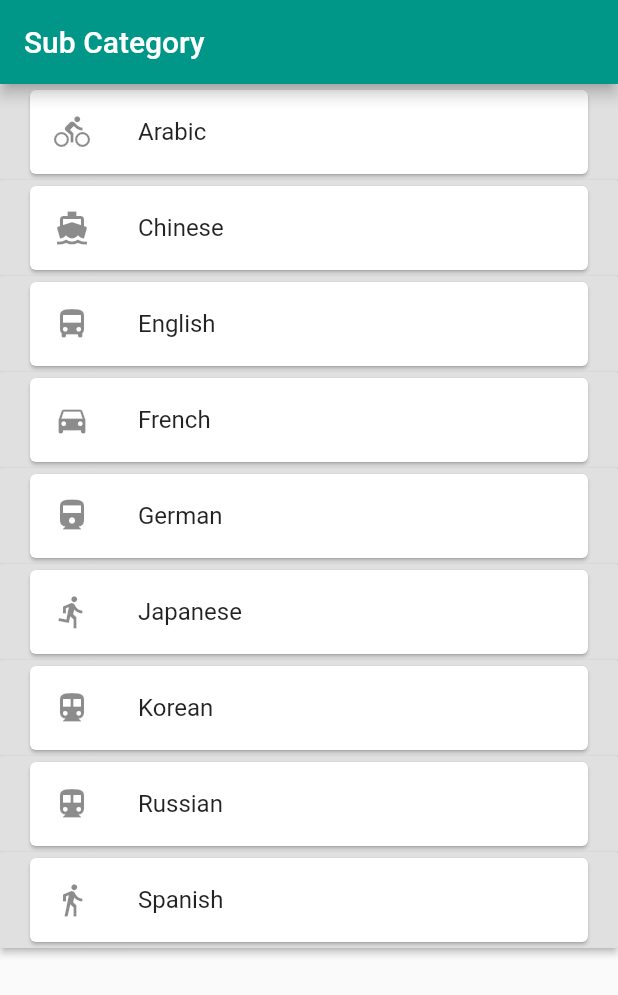
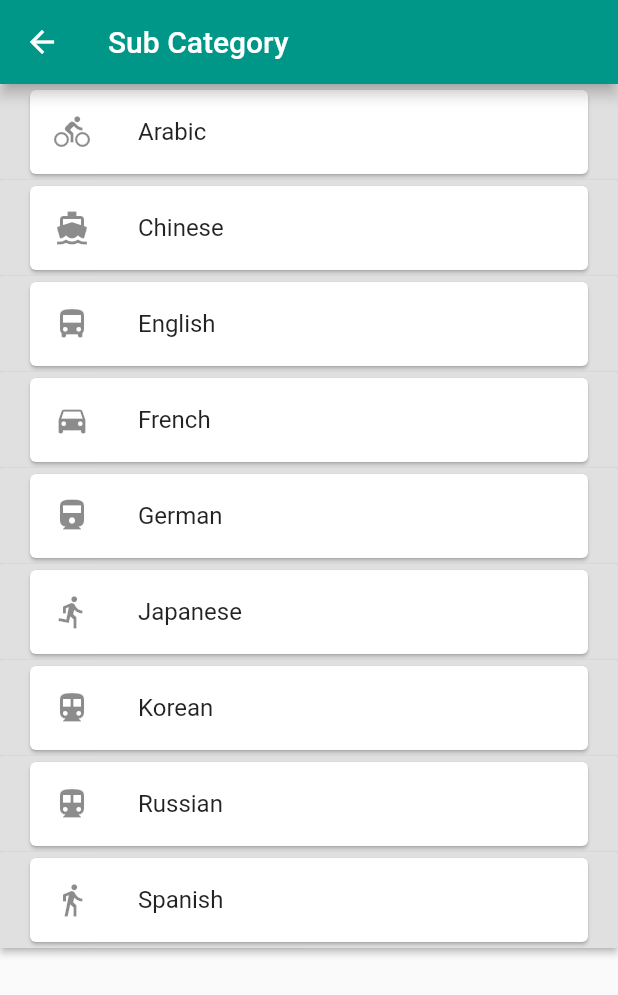
Before and after one commit to nhocconsr/flashcard, a Flutter app: the screen it shows after launch, after a tap on "Art", on a phone screen of 412 x 824 dp. Shown: the top 995 px of the screen. Run offline on Flutter 3.47's test engine with Material 2 defaults, Android fonts, the phone set to English and light mode, and no system bars; our stand-ins replace flip_card; network calls fail.

Commit message:
succeeded to show back button

```diff
--- a/lib/category2.dart
+++ b/lib/category2.dart
@@ -15,10 +15,15 @@ class Category2 extends StatelessWidget {
         primarySwatch: Colors.teal,
       ),
       home: Scaffold(
-        appBar: AppBar(title: Text('Sub Category')),
+        appBar: AppBar(
+          title: Text('Sub Category'),
+          leading: IconButton(icon: Icon(Icons.arrow_back),
+            onPressed: () => Navigator.pop(context, false) ,
+           ),
+          ),
         body: BodyLayout(),
-      ),
-    );
+       )
+     );
   }
 }
 
```
